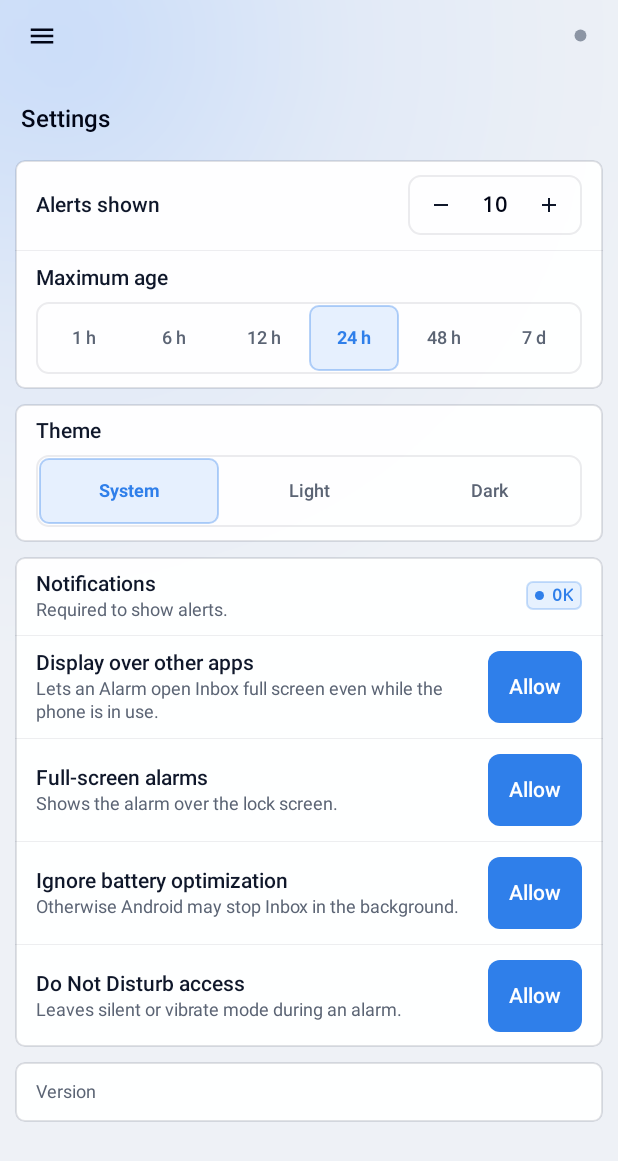
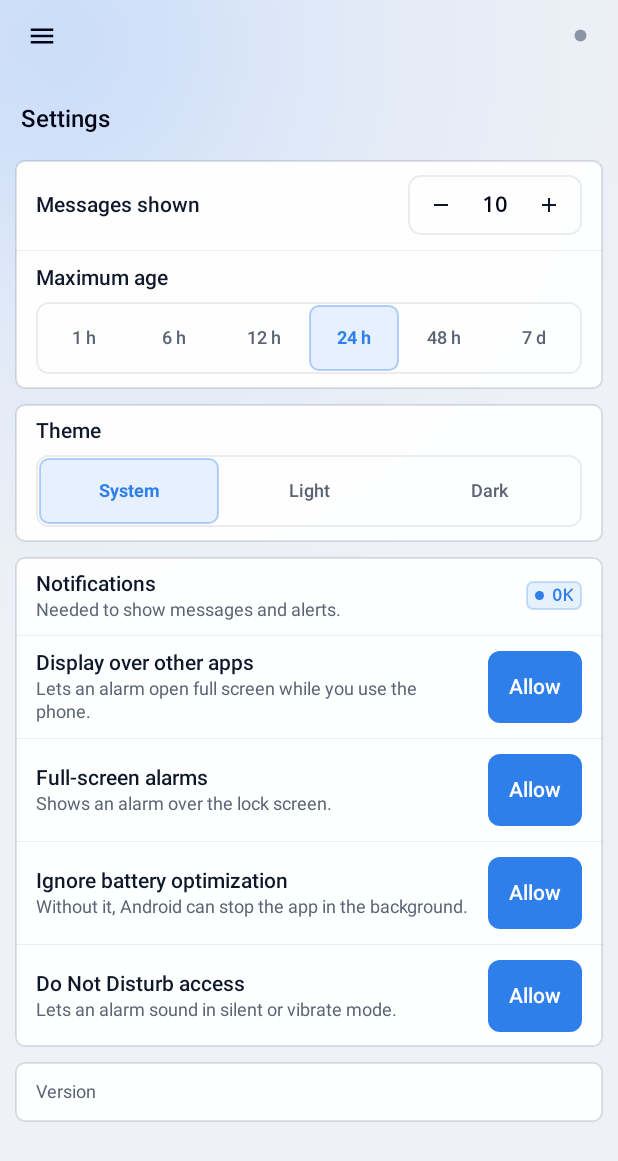
Before and after one commit to ProcurAuth/portal, an Android app: the screen it shows after launch (MainActivity), after a tap on "Fix", on a phone screen of 412 x 824 dp. Shown: the top 1161 px of the screen. Run offline under Robolectric (Android 15) with nearby library versions, the phone set to English and light mode, and no system bars.

Commit message:
android: read and store the kind of a message, review the texts of the app
The app reads the field kind of an alert frame and stores it in the new column kind
(database version 7). A kind that the app does not know shows as a generic message and is
never dropped. The label is Portal Inbox. The notification channels, the names and the
texts of the strings are reviewed. Gradle unit tests and a bridge test cover the kind.

```diff
--- a/android/app/build.gradle.kts
+++ b/android/app/build.gradle.kts
@@ -63,4 +63,7 @@ android {
 
 dependencies {
     implementation("com.squareup.okhttp3:okhttp:4.12.0")
+    // The unit tests run on the JVM. The Android `org.json` is a stub there: use the real library.
+    testImplementation("junit:junit:4.13.2")
+    testImplementation("org.json:json:20240303")
 }
--- a/android/app/src/main/java/app/portalinbox/alert/Alerter.kt
+++ b/android/app/src/main/java/app/portalinbox/alert/Alerter.kt
@@ -22,6 +22,7 @@ import android.provider.Settings
 import android.util.Log
 import app.portalinbox.R
 import app.portalinbox.data.Alert
+import app.portalinbox.data.Kind
 import app.portalinbox.data.Store
 import app.portalinbox.service.Registry
 import app.portalinbox.ui.AlarmActivity
@@ -52,35 +53,35 @@ object Alerter {
 
     fun createChannels(context: Context) {
         val nm = context.getSystemService(NotificationManager::class.java)
-        val alarm = NotificationChannel(CH_ALARM, "Alarms", NotificationManager.IMPORTANCE_HIGH).apply {
-            description = "Critical alerts: ring until you stop them, even in silent mode"
+        val alarm = NotificationChannel(CH_ALARM, context.getString(R.string.ch_alarm_name), NotificationManager.IMPORTANCE_HIGH).apply {
+            description = context.getString(R.string.ch_alarm_desc)
             setSound(null, null) // played by AlarmPlayer on the alarm stream
             enableVibration(false) // vibration handled by AlarmPlayer
             setBypassDnd(true)
             lockscreenVisibility = Notification.VISIBILITY_PUBLIC
         }
-        val active = NotificationChannel(CH_ALARM_ACTIVE, "Alarm on screen", NotificationManager.IMPORTANCE_LOW).apply {
-            description = "Ringing alarm already open full screen"
+        val active = NotificationChannel(CH_ALARM_ACTIVE, context.getString(R.string.ch_alarm_active_name), NotificationManager.IMPORTANCE_LOW).apply {
+            description = context.getString(R.string.ch_alarm_active_desc)
             setSound(null, null)
             enableVibration(false)
             lockscreenVisibility = Notification.VISIBILITY_PUBLIC
         }
-        val ring = NotificationChannel(CH_RING, "Rings", NotificationManager.IMPORTANCE_HIGH).apply {
-            description = "One sound, even in silent or vibrate mode"
+        val ring = NotificationChannel(CH_RING, context.getString(R.string.ch_ring_name), NotificationManager.IMPORTANCE_HIGH).apply {
+            description = context.getString(R.string.ch_ring_desc)
             setSound(null, null)
             enableVibration(false)
             setBypassDnd(true)
             lockscreenVisibility = Notification.VISIBILITY_PUBLIC
         }
-        val notify = NotificationChannel(CH_NOTIFY, "Notifications", NotificationManager.IMPORTANCE_DEFAULT).apply {
-            description = "Standard notifications, following the phone sound mode"
+        val notify = NotificationChannel(CH_NOTIFY, context.getString(R.string.ch_notify_name), NotificationManager.IMPORTANCE_DEFAULT).apply {
+            description = context.getString(R.string.ch_notify_desc)
         }
-        val status = NotificationChannel(CH_STATUS, "Connection status", NotificationManager.IMPORTANCE_MIN).apply {
-            description = "Permanent notification of the Inbox service"
+        val status = NotificationChannel(CH_STATUS, context.getString(R.string.ch_status_name), NotificationManager.IMPORTANCE_MIN).apply {
+            description = context.getString(R.string.ch_status_desc)
             setShowBadge(false)
         }
-        val warning = NotificationChannel(CH_WARNING, "Connection lost", NotificationManager.IMPORTANCE_HIGH).apply {
-            description = "Warns when Inbox can no longer receive alerts"
+        val warning = NotificationChannel(CH_WARNING, context.getString(R.string.ch_warning_name), NotificationManager.IMPORTANCE_HIGH).apply {
+            description = context.getString(R.string.ch_warning_desc)
         }
         nm.createNotificationChannels(listOf(alarm, active, ring, notify, status, warning))
     }
@@ -121,7 +122,9 @@ object Alerter {
 
     private fun post(context: Context, a: Alert, direct: Boolean) {
         val nm = context.getSystemService(NotificationManager::class.java)
-        val body = context.getString(R.string.alert_in_group, a.groupName)
+        val body = context.getString(
+            if (a.kind == Kind.ALERT) R.string.alert_in_group else R.string.message_in_group, a.groupName
+        )
         // Tapping the notification opens the alert in the app, which marks it read.
         val open = PendingIntent.getActivity(
             context, requestCode(a, 1),
--- a/android/app/src/main/java/app/portalinbox/data/Store.kt
+++ b/android/app/src/main/java/app/portalinbox/data/Store.kt
@@ -27,6 +27,8 @@ data class Alert(
     val alertId: String,
     val group: String,
     val groupName: String,
+    /** The kind of the message: `alert` today. See [Kind]. */
+    val kind: String,
     /** Single line, at most 128 characters on the server. */
     val title: String,
     val createdAtMs: Long,
@@ -54,7 +56,7 @@ data class Alert(
  * level.
  */
 class Store private constructor(private val appContext: Context) :
-    SQLiteOpenHelper(appContext, "inbox.db", null, 6) {
+    SQLiteOpenHelper(appContext, "inbox.db", null, 7) {
 
     companion object {
         @Volatile private var instance: Store? = null
@@ -121,6 +123,7 @@ class Store private constructor(private val appContext: Context) :
                 alert_id TEXT NOT NULL,
                 group_id TEXT NOT NULL,
                 group_name TEXT NOT NULL,
+                kind TEXT NOT NULL DEFAULT 'alert',
                 title TEXT NOT NULL,
                 created_at_ms INTEGER NOT NULL,
                 received_at_ms INTEGER NOT NULL,
@@ -137,7 +140,9 @@ class Store private constructor(private val appContext: Context) :
         // v6: protocol 4. Every stored server was enrolled with protocol 3 (a shared password,
         // a pseudonym of the person) and cannot connect any more. Its groups, levels and
         // alerts go with it. The person gets a one-time notice and enrolls again with a code.
-        if (oldVersion < 6) {
+        // v7: the column `kind` of the table `alerts`. No phone holds data yet, so the upgrade
+        // uses the same removal and creates the tables again.
+        if (oldVersion < 7) {
             val removed = db.rawQuery("SELECT COUNT(*) FROM servers", null)
                 .use { c -> if (c.moveToFirst()) c.getInt(0) else 0 }
             for (table in listOf("alerts", "outbox", "subscriptions", "groups", "servers")) {
@@ -278,6 +283,7 @@ class Store private constructor(private val appContext: Context) :
             put("alert_id", a.alertId)
             put("group_id", a.group)
             put("group_name", a.groupName)
+            put("kind", a.kind)
             put("title", a.title)
             put("created_at_ms", a.createdAtMs)
             put("received_at_ms", a.receivedAtMs)
@@ -308,9 +314,9 @@ class Store private constructor(private val appContext: Context) :
                     add(
                         Alert(
                             c.getLong(0), c.getString(1), c.getString(2), c.getString(3), c.getString(4),
-                            c.getLong(5), c.getLong(6), c.getString(7), c.getInt(8) != 0,
-                            if (c.isNull(9)) null else c.getLong(9),
+                            c.getString(5), c.getLong(6), c.getLong(7), c.getString(8), c.getInt(9) != 0,
                             if (c.isNull(10)) null else c.getLong(10),
+                            if (c.isNull(11)) null else c.getLong(11),
                         )
                     )
                 }
@@ -318,7 +324,7 @@ class Store private constructor(private val appContext: Context) :
         }
 
     private val alertColumns =
-        "server_id, alert_id, group_id, group_name, title, created_at_ms, received_at_ms, action, notified, acked_at_ms, read_at_ms"
+        "server_id, alert_id, group_id, group_name, kind, title, created_at_ms, received_at_ms, action, notified, acked_at_ms, read_at_ms"
 
     fun alert(serverId: Long, alertId: String): Alert? = readAlerts(
         "SELECT $alertColumns FROM alerts WHERE server_id = ? AND alert_id = ?",
--- a/android/app/src/main/java/app/portalinbox/service/InboxService.kt
+++ b/android/app/src/main/java/app/portalinbox/service/InboxService.kt
@@ -137,7 +137,7 @@ class InboxService : Service() {
         )
         return Notification.Builder(this, Alerter.CH_STATUS)
             .setSmallIcon(R.drawable.ic_notification)
-            .setContentTitle("Inbox")
+            .setContentTitle(getString(R.string.app_name))
             .setContentText(text)
             .setStyle(Notification.BigTextStyle().bigText(text))
             .setOngoing(true)
--- a/android/app/src/main/java/app/portalinbox/ui/MainActivity.kt
+++ b/android/app/src/main/java/app/portalinbox/ui/MainActivity.kt
@@ -243,7 +243,7 @@ class MainActivity : BaseActivity() {
         val servers = Store.get(this).servers()
         val o = overall(servers)
         title = when (screen) {
-            Screen.ALERTS -> getString(R.string.app_name)
+            Screen.ALERTS -> getString(R.string.nav_inbox)
             Screen.SERVERS -> getString(R.string.servers_title)
             Screen.SETTINGS -> getString(R.string.settings_title)
         }
@@ -314,7 +314,7 @@ class MainActivity : BaseActivity() {
             }
             items.addView(row, lp().margins(this, b = 2))
         }
-        item(Screen.ALERTS, R.drawable.ic_bell, R.string.nav_alerts)
+        item(Screen.ALERTS, R.drawable.ic_bell, R.string.nav_inbox)
         item(Screen.SERVERS, R.drawable.ic_server, R.string.nav_servers)
         item(Screen.SETTINGS, R.drawable.ic_settings, R.string.nav_settings)
         if (unread > 0) {
@@ -538,14 +538,15 @@ class MainActivity : BaseActivity() {
             listOf(
                 getString(R.string.meta_server) to serverName,
                 getString(R.string.meta_group) to a.groupName,
+                getString(R.string.meta_kind) to kindLabel(a.kind),
                 getString(R.string.meta_action) to style.code,
                 getString(R.string.meta_sent) to formatTime(a.createdAtMs),
                 getString(R.string.meta_received) to formatTime(a.receivedAtMs) + if (late > 60_000) "  (+${formatDuration(late)})" else "",
                 getString(R.string.meta_read) to formatTime(a.readAtMs ?: System.currentTimeMillis()),
-                getString(R.string.meta_alert_id) to a.alertId,
+                getString(R.string.meta_message_id) to a.alertId,
             ).forEachIndexed { i, (k, v) ->
                 if (i > 0) meta.addView(divider())
-                meta.addView(kv(k, v, if (i == 2) style.fg else color(R.color.text)))
+                meta.addView(kv(k, v, if (i == 3) style.fg else color(R.color.text)))
             }
             sheet.addView(meta, lp().margins(this, t = 14))
             sheet.addView(button(getString(R.string.alert_close), ButtonKind.SECONDARY) { dialog.dismiss() }, lp().margins(this, t = 14, b = 10))
--- a/android/app/src/main/res/values/strings.xml
+++ b/android/app/src/main/res/values/strings.xml
@@ -1,11 +1,11 @@
 <?xml version="1.0" encoding="utf-8"?>
 <resources>
-    <string name="app_name">Inbox</string>
+    <string name="app_name">Portal Inbox</string>
 
     <!-- Navigation -->
     <string name="nav_open">Open menu</string>
     <string name="nav_back">Back</string>
-    <string name="nav_alerts">Alerts</string>
+    <string name="nav_inbox">Inbox</string>
     <string name="nav_servers">Servers</string>
     <string name="nav_settings">Settings</string>
     <string name="drawer_servers_none">No server</string>
@@ -30,21 +30,22 @@
 
     <!-- Alerts (home) -->
     <string name="alerts_no_server_title">No server</string>
-    <string name="alerts_no_server_body">Add an Inbox server to start receiving alerts.</string>
+    <string name="alerts_no_server_body">Add a server to start receiving alerts.</string>
     <string name="alerts_add_server">Add a server</string>
     <string name="alerts_see_more">See more</string>
     <string name="alerts_show_read">Show read</string>
-    <string name="alerts_none">No alerts</string>
+    <string name="alerts_none">No messages</string>
     <string name="alerts_mark_all">Mark all as read</string>
     <string name="alert_mark_read">Mark as read</string>
     <string name="marked_read">Marked as read</string>
     <string name="swipe_read">Read</string>
     <string name="alert_in_group">Alert in %1$s</string>
+    <string name="message_in_group">Message in %1$s</string>
     <string name="alert_stop">Stop alarm</string>
     <string name="alert_close">Close</string>
-    <string name="alert_permissions_missing">Missing permissions: a critical alert might not ring.</string>
+    <string name="alert_permissions_missing">Permissions are missing. A critical alert may not ring.</string>
     <string name="alert_permissions_fix">Fix</string>
-    <string name="alert_overlay_missing">A group is set to Alarm, but Inbox cannot draw over other apps: the alarm will not open full screen while the phone is in use.</string>
+    <string name="alert_overlay_missing">A group is set to Alarm, but the app cannot show over other apps. An alarm will not open full screen while you use the phone.</string>
     <string name="alert_overlay_fix">Allow</string>
 
     <!-- Levels (local to this phone) -->
@@ -68,12 +69,12 @@
     <string name="server_account">Account</string>
     <string name="server_account_help">The server assigns this login. It cannot be changed here.</string>
     <string name="server_groups">Groups</string>
-    <string name="server_groups_hint">Choose what this phone does for each group. Notif follows the phone\'s sound mode, Ring sounds even in silent mode, Alarm opens full screen until you stop it.</string>
+    <string name="server_groups_hint">Choose what this phone does for each group. Notif follows the sound mode of the phone. Ring sounds even in silent mode. Alarm stays on screen until you stop it.</string>
     <string name="server_groups_subscribed">Followed: %1$d/%2$d</string>
     <string name="server_groups_none">Groups appear after the first connection.</string>
     <string name="server_remove">Delete server</string>
     <string name="server_remove_title">Delete %1$s?</string>
-    <string name="server_remove_body">This phone will stop receiving its alerts. A new enrollment code is needed to add it again.</string>
+    <string name="server_remove_body">This phone stops receiving messages from this server. To add it again, you need a new enrollment code.</string>
     <string name="server_remove_confirm">Delete</string>
     <string name="server_removed">Server deleted</string>
     <string name="cancel">Cancel</string>
@@ -83,21 +84,21 @@
     <string name="add_title">Add a server</string>
     <string name="add_code">Enrollment code</string>
     <string name="add_code_hint">portal-inbox://enroll?s=…&amp;k=…&amp;c=…</string>
-    <string name="add_code_help">Paste the code or the link that your account shows in the tab Inbox.</string>
+    <string name="add_code_help">Paste the code or the link from the Inbox tab of the portal.</string>
     <string name="add_code_missing">Enter the enrollment code.</string>
     <string name="add_check_title">Check the server</string>
-    <string name="add_check_help">Compare the address and the fingerprint with the values that your administrator gave you.</string>
+    <string name="add_check_help">Compare the address and the fingerprint with the values from your administrator.</string>
     <string name="add_check_fingerprint">Key fingerprint</string>
     <string name="add_device_name">Name of this device</string>
-    <string name="add_device_name_help">Visible to the administrator in the web interface.</string>
-    <string name="add_security_note">The code pins the key of the server. The phone trusts no other key for this server, even over unencrypted http. The secret of the code works one time.</string>
+    <string name="add_device_name_help">The portal shows this name in its web interface.</string>
+    <string name="add_security_note">The code pins the key of the server. The phone trusts no other key for this server. The secret of the code works one time.</string>
     <string name="add_connect">Connect</string>
     <string name="add_connecting">Connecting…</string>
     <string name="add_error">Error: %1$s</string>
 
     <!-- Settings -->
     <string name="settings_title">Settings</string>
-    <string name="settings_limit">Alerts shown</string>
+    <string name="settings_limit">Messages shown</string>
     <string name="settings_window">Maximum age</string>
     <string name="settings_theme">Theme</string>
     <string name="saved">Saved</string>
@@ -105,15 +106,15 @@
     <string name="theme_light">Light</string>
     <string name="theme_dark">Dark</string>
     <string name="perm_notifications">Notifications</string>
-    <string name="perm_notifications_why">Required to show alerts.</string>
+    <string name="perm_notifications_why">Needed to show messages and alerts.</string>
     <string name="perm_full_screen">Full-screen alarms</string>
-    <string name="perm_full_screen_why">Shows the alarm over the lock screen.</string>
+    <string name="perm_full_screen_why">Shows an alarm over the lock screen.</string>
     <string name="perm_battery">Ignore battery optimization</string>
-    <string name="perm_battery_why">Otherwise Android may stop Inbox in the background.</string>
+    <string name="perm_battery_why">Without it, Android can stop the app in the background.</string>
     <string name="perm_dnd">Do Not Disturb access</string>
-    <string name="perm_dnd_why">Leaves silent or vibrate mode during an alarm.</string>
+    <string name="perm_dnd_why">Lets an alarm sound in silent or vibrate mode.</string>
     <string name="perm_overlay">Display over other apps</string>
-    <string name="perm_overlay_why">Lets an Alarm open Inbox full screen even while the phone is in use.</string>
+    <string name="perm_overlay_why">Lets an alarm open full screen while you use the phone.</string>
     <string name="perm_grant">Allow</string>
 
     <!-- Metadata keys (dense key / value rows) -->
@@ -123,7 +124,11 @@
     <string name="meta_sent">Sent</string>
     <string name="meta_received">Received</string>
     <string name="meta_read">Read</string>
-    <string name="meta_alert_id">Alert ID</string>
+    <string name="meta_kind">Kind</string>
+    <string name="meta_message_id">ID</string>
+    <string name="kind_alert">Alert</string>
+    <string name="kind_other">Message</string>
+    <string name="kind_other_named">Message (%1$s)</string>
     <string name="meta_state">State</string>
     <string name="meta_address">Address</string>
     <string name="meta_device">Device</string>
@@ -138,37 +143,51 @@
     <string name="alarm_all_stopped">Stopping silences every ringing alarm.</string>
     <string name="alarm_stop_description">Stop the alarm. Slide out of the circle or long press.</string>
 
+    <!-- Notification channels -->
+    <string name="ch_alarm_name">Alarms</string>
+    <string name="ch_alarm_desc">Critical alerts. They ring until you stop them, even in silent mode.</string>
+    <string name="ch_alarm_active_name">Alarm on screen</string>
+    <string name="ch_alarm_active_desc">A ringing alarm that is already open full screen.</string>
+    <string name="ch_ring_name">Rings</string>
+    <string name="ch_ring_desc">One sound, even in silent or vibrate mode.</string>
+    <string name="ch_notify_name">Notifications</string>
+    <string name="ch_notify_desc">Standard notifications. They follow the sound mode of the phone.</string>
+    <string name="ch_status_name">Connection status</string>
+    <string name="ch_status_desc">Permanent notification of the Portal Inbox service.</string>
+    <string name="ch_warning_name">Connection lost</string>
+    <string name="ch_warning_desc">Warns when the app cannot receive messages.</string>
+
     <!-- Service notifications -->
     <string name="svc_starting">Starting…</string>
     <string name="svc_no_server">No server configured</string>
     <string name="svc_connecting">%1$s: connecting…</string>
     <string name="svc_disconnected">%1$s: disconnected %2$s</string>
     <string name="svc_reenroll">%1$s: re-enrollment required</string>
-    <string name="svc_warning_title">Alerts not received: %1$s</string>
-    <string name="svc_warning_text">Inbox is no longer connected to this server</string>
-    <string name="svc_warning_big">Inbox can no longer receive alerts from %1$s. %2$s</string>
+    <string name="svc_warning_title">Not connected: %1$s</string>
+    <string name="svc_warning_text">The app is no longer connected to this server.</string>
+    <string name="svc_warning_big">The app cannot receive messages from %1$s. %2$s</string>
 
     <!-- Enrollment errors -->
-    <string name="err_unreachable">Server not reachable (check address / network)</string>
+    <string name="err_unreachable">Cannot reach the server. Check the address and the network.</string>
     <string name="err_closed">The server closed the connection (%1$d)</string>
     <string name="err_lost">Connection lost: %1$s</string>
     <string name="err_no_answer">The server does not answer</string>
     <string name="err_rate_limited">Too many attempts. Try again later.</string>
-    <string name="err_protocol">Incompatible version with this server: %1$s</string>
-    <string name="err_internal">Internal server error</string>
+    <string name="err_protocol">Incompatible protocol: %1$s</string>
+    <string name="err_internal">Internal error</string>
     <string name="err_code_invalid">This is not a valid enrollment code.</string>
     <string name="err_code_refused">The code is not valid. Ask for a new one.</string>
-    <string name="err_update_app">This server needs a newer version of the app. Update the app.</string>
+    <string name="err_update_app">This server needs a newer version. Update the app.</string>
     <string name="err_server_key">The answer does not come from the server of the code. Nothing was stored.</string>
-    <string name="err_device_name">Invalid device name (1 to 64 characters, no control characters)</string>
+    <string name="err_device_name">The device name is not valid. Use 1 to 64 characters, with no control character.</string>
     <string name="enroll_again_notice">The servers of the previous version were removed. Enroll again with a code.</string>
     <string name="err_unknown">Unknown error</string>
 
-    <!-- 0.9.0 -->
+    <!-- Other -->
     <string name="undo">Undo</string>
     <plurals name="marked_read_n">
-        <item quantity="one">%d alert marked as read</item>
-        <item quantity="other">%d alerts marked as read</item>
+        <item quantity="one">%d message marked as read</item>
+        <item quantity="other">%d messages marked as read</item>
     </plurals>
     <string name="alerts_no_group">%1$s: no group followed</string>
     <string name="alerts_choose_groups">Choose groups</string>
@@ -177,8 +196,8 @@
     <string name="a11y_expanded">Expanded</string>
     <string name="a11y_collapsed">Collapsed</string>
     <string name="server_details">Connection details</string>
-    <string name="settings_limit_less">Show fewer alerts</string>
-    <string name="settings_limit_more">Show more alerts</string>
+    <string name="settings_limit_less">Show fewer messages</string>
+    <string name="settings_limit_more">Show more messages</string>
     <string name="status_reconnecting">Reconnecting…</string>
     <string name="add_device_name_missing">Enter a name for this device.</string>
     <string name="alarm_sent">sent</string>
```
Also changed, not shown: android/app/src/main/java/app/portalinbox/data/Kind.kt (added, +48 -0 lines), android/app/src/main/java/app/portalinbox/service/ServerConnection.kt (+9 -6 lines), android/app/src/main/java/app/portalinbox/ui/Ui.kt (+8 -0 lines), 4 other files.
